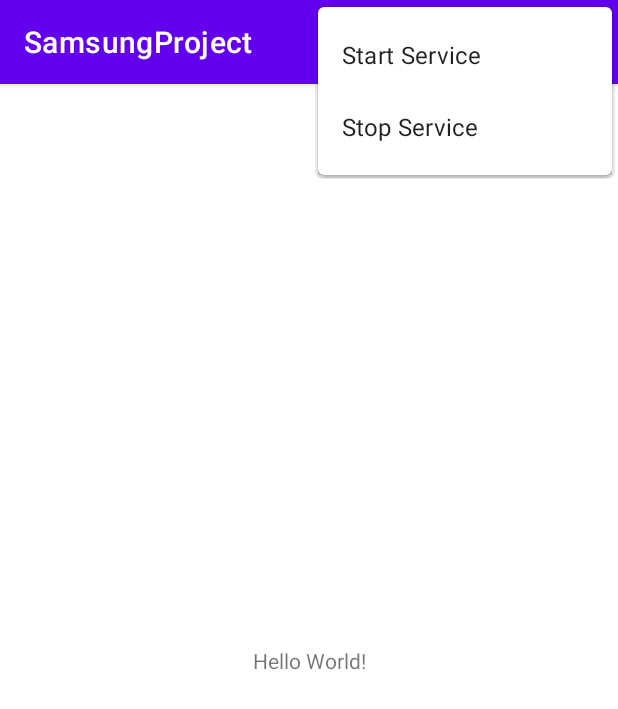
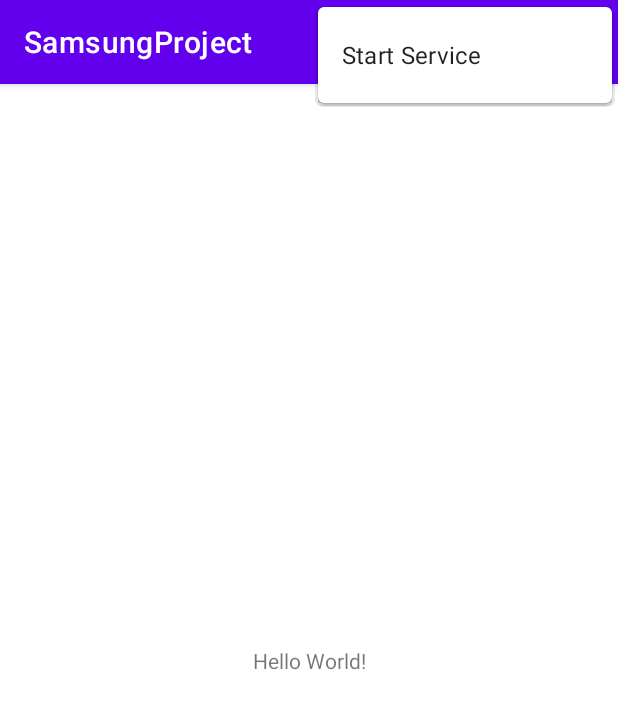
Before and after one commit to alpha900i/HardwareDataListener, an Android app: the screen it shows after launch (MainActivity), with the options menu open, on a phone screen of 412 x 824 dp. Shown: the top 709 px of the screen. Run offline under Robolectric (Android 15) with nearby library versions, the phone set to English and light mode, and no system bars.

Commit message:
No point to have both "start" and "stop" options on the screen at the same time

```diff
--- a/app/src/main/java/com/alpha900i/samsungproject/view/MainActivity.java
+++ b/app/src/main/java/com/alpha900i/samsungproject/view/MainActivity.java
@@ -11,6 +11,8 @@ import com.alpha900i.samsungproject.R;
 import com.alpha900i.samsungproject.service.LoggingService;
 
 public class MainActivity extends AppCompatActivity {
+    MenuItem startServiceMenuItem, stopServiceMenuItem;
+
     @Override
     protected void onCreate(Bundle savedInstanceState) {
         super.onCreate(savedInstanceState);
@@ -20,6 +22,8 @@ public class MainActivity extends AppCompatActivity {
     @Override
     public boolean onCreateOptionsMenu(Menu menu) {
         getMenuInflater().inflate(R.menu.main_menu,menu);
+        startServiceMenuItem = menu.findItem(R.id.start_service_item);
+        stopServiceMenuItem = menu.findItem(R.id.stop_service_item);
         return true;
     }
 
@@ -38,9 +42,13 @@ public class MainActivity extends AppCompatActivity {
     public void startService(){
         Intent intent = new Intent(this, LoggingService.class);
         startService(intent);
+        startServiceMenuItem.setVisible(false);
+        stopServiceMenuItem.setVisible(true);
     }
     public void stopService(){
         Intent intent = new Intent(this, LoggingService.class);
         stopService(intent);
+        startServiceMenuItem.setVisible(true);
+        stopServiceMenuItem.setVisible(false);
     }
 }
--- a/app/src/main/res/menu/main_menu.xml
+++ b/app/src/main/res/menu/main_menu.xml
@@ -5,5 +5,7 @@
         android:title="@string/start_service" />
     <item
         android:id="@+id/stop_service_item"
-        android:title="@string/stop_service" />
+        android:title="@string/stop_service"
+        android:visible="false"
+        />
 </menu>
```
